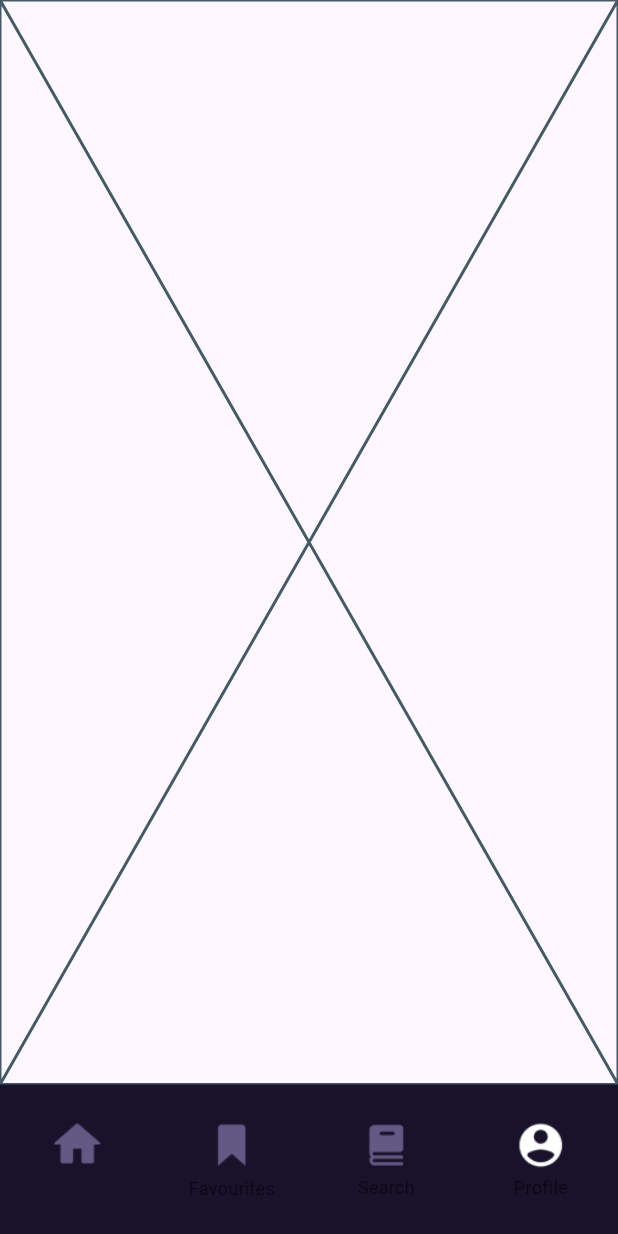
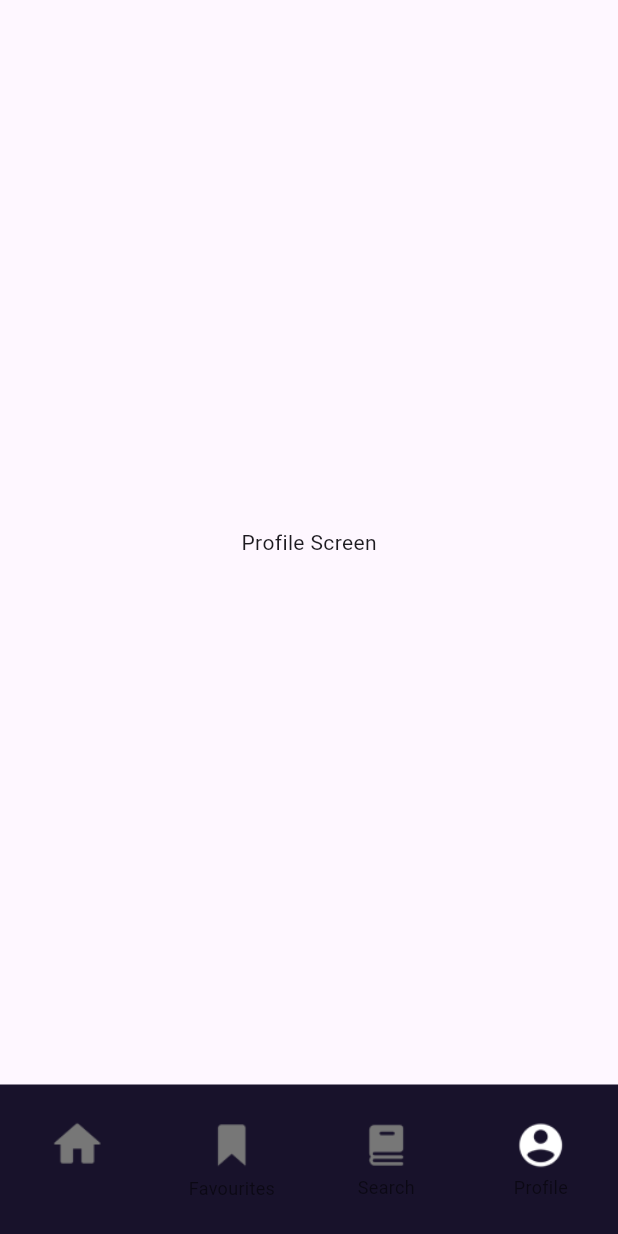
Before and after one commit to DivyankSisodia/Anime-App, a Flutter app: the screen it shows after launch, item 4 of the bottom bar chosen, on a phone screen of 412 x 824 dp. Run offline on Flutter 3.47's test engine with Material 3 defaults, Android fonts, the phone set to English and light mode, and no system bars; our stand-ins replace carousel_slider, flutter_riverpod, gap, shimmer; network calls fail.

Commit message:
changed the color of unselected icons

```diff
--- a/lib/bottom_navbar.dart
+++ b/lib/bottom_navbar.dart
@@ -41,7 +41,7 @@ class CustomBottomNavbar extends ConsumerWidget {
                     )
                   : Image.asset(
                       'assets/icons/Home.png',
-                      color: DColors.lightColor,
+                      color: DColors.textColor,
                     ),
               label: '',
             ),
@@ -51,8 +51,10 @@ class CustomBottomNavbar extends ConsumerWidget {
                       'assets/icons/Bookmark.png',
                       color: DColors.pureWhite,
                     )
-                  : Image.asset('assets/icons/Bookmark.png',
-                      color: DColors.lightColor),
+                  : Image.asset(
+                      'assets/icons/Bookmark.png',
+                      color: DColors.textColor,
+                    ),
               label: 'Favourites',
             ),
             BottomNavigationBarItem(
@@ -63,7 +65,7 @@ class CustomBottomNavbar extends ConsumerWidget {
                     )
                   : Image.asset(
                       'assets/icons/Book Stack.png',
-                      color: DColors.lightColor,
+                      color: DColors.textColor,
                     ),
               label: 'Search',
             ),
@@ -75,7 +77,7 @@ class CustomBottomNavbar extends ConsumerWidget {
                     )
                   : Image.asset(
                       'assets/icons/Male User.png',
-                      color: DColors.lightColor,
+                      color: DColors.textColor,
                     ),
               label: 'Profile',
             ),
--- a/lib/screen/profile_screen.dart
+++ b/lib/screen/profile_screen.dart
@@ -5,6 +5,10 @@ class ProfileScreen extends StatelessWidget {
 
   @override
   Widget build(BuildContext context) {
-    return const Placeholder();
+    return Scaffold(
+      body: Center(
+        child: const Text('Profile Screen'),
+      ),
+    );
   }
 }
```
